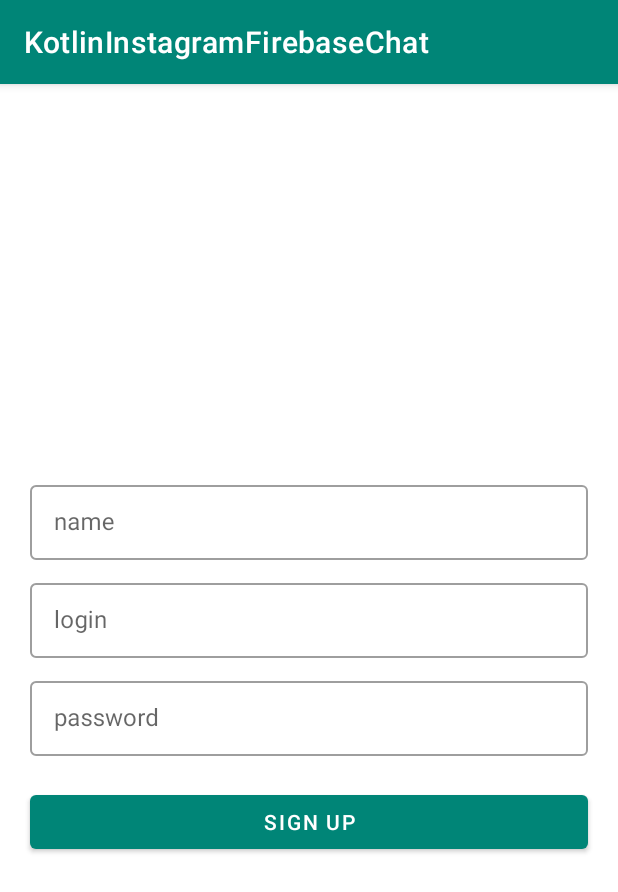
After one commit to OlegAndDenis/Kotlin-Instagram-Firebase-Chat, an Android app: the RegisterFragment screen opened through its navigation route, on a phone screen of 412 x 824 dp. The commit adds this screen. Shown: the top 892 px of the screen. Run offline under Robolectric (Android 15) with nearby library versions, the phone set to English and light mode, and no system bars; our stand-ins replace Firebase (no records; nobody signed in at launch, a user with empty details on screens opened directly).

Commit message:
added register fragment

```diff
--- /dev/null
+++ b/app/src/main/java/com/example/kotlininstagramfirebasechat/screens/main/MainFragment.kt
@@ -0,0 +1,42 @@
+package com.example.kotlininstagramfirebasechat.screens.main
+
+
+import android.content.Intent
+import android.os.Bundle
+import androidx.fragment.app.Fragment
+import android.view.LayoutInflater
+import android.view.View
+import android.view.ViewGroup
+import androidx.navigation.fragment.findNavController
+
+import com.example.kotlininstagramfirebasechat.R
+import com.example.kotlininstagramfirebasechat.utils.FirebaseHelper
+
+/**
+ * A simple [Fragment] subclass.
+ */
+class MainFragment : Fragment() {
+
+    private lateinit var mFirebase: FirebaseHelper
+
+    override fun onCreate(savedInstanceState: Bundle?) {
+        super.onCreate(savedInstanceState)
+        mFirebase = FirebaseHelper()
+
+        mFirebase.auth.addAuthStateListener {
+            if (it.currentUser == null) {
+                findNavController().navigate(MainFragmentDirections.actionMainToLogin())
+            }
+        }
+    }
+
+    override fun onCreateView(
+        inflater: LayoutInflater, container: ViewGroup?,
+        savedInstanceState: Bundle?
+    ): View? {
+        // Inflate the layout for this fragment
+        return inflater.inflate(R.layout.fragment_main, container, false)
+    }
+
+
+}
--- /dev/null
+++ b/app/src/main/java/com/example/kotlininstagramfirebasechat/screens/register/RegisterFragment.kt
@@ -0,0 +1,61 @@
+package com.example.kotlininstagramfirebasechat.screens.register
+
+
+import android.os.Bundle
+import android.util.Log
+import androidx.fragment.app.Fragment
+import android.view.LayoutInflater
+import android.view.View
+import android.view.ViewGroup
+import android.widget.Toast
+
+import com.example.kotlininstagramfirebasechat.R
+import com.google.firebase.auth.FirebaseAuth
+import kotlinx.android.synthetic.main.fragment_register.*
+
+/**
+ * A simple [Fragment] subclass.
+ */
+class RegisterFragment : Fragment() {
+
+    companion object {
+        val TAG = RegisterFragment::class.java.simpleName
+    }
+
+    override fun onCreateView(
+        inflater: LayoutInflater, container: ViewGroup?,
+        savedInstanceState: Bundle?
+    ): View? {
+        // Inflate the layout for this fragment
+        return inflater.inflate(R.layout.fragment_register, container, false)
+    }
+
+    override fun onViewCreated(view: View, savedInstanceState: Bundle?) {
+        super.onViewCreated(view, savedInstanceState)
+        register_sign_up_button.setOnClickListener { performRegistration() }
+    }
+
+    private fun performRegistration() {
+        val email = register_email_input.text.toString()
+        val password = register_password_input.text.toString()
+        val name = register_name_input.text.toString()
+
+        if (email.isEmpty() || password.isEmpty() || name.isEmpty()) {
+            Toast.makeText(context, "Please fill all the fields", Toast.LENGTH_SHORT).show()
+            return
+        }
+
+        // Firebase Authentication to create a user with email and password
+        FirebaseAuth.getInstance().createUserWithEmailAndPassword(email, password)
+            .addOnCompleteListener {
+                if (!it.isSuccessful) return@addOnCompleteListener
+
+                // else if successful
+                Log.d(TAG, "Successfully created user with uid: ${it.result?.user?.uid}")
+            }
+            .addOnFailureListener {
+                Log.d(TAG, "Failed to create user: ${it.message}")
+                Toast.makeText(context, "${it.message}", Toast.LENGTH_LONG).show()
+            }
+    }
+}
--- /dev/null
+++ b/app/src/main/java/com/example/kotlininstagramfirebasechat/utils/FirebaseHelper.kt
@@ -0,0 +1,8 @@
+package com.example.kotlininstagramfirebasechat.utils
+
+import com.google.firebase.auth.FirebaseAuth
+
+class FirebaseHelper {
+    val auth: FirebaseAuth =
+        FirebaseAuth.getInstance()
+}
--- /dev/null
+++ b/app/src/main/res/layout/fragment_register.xml
@@ -0,0 +1,48 @@
+<?xml version="1.0" encoding="utf-8"?>
+<LinearLayout xmlns:android="http://schemas.android.com/apk/res/android"
+    xmlns:tools="http://schemas.android.com/tools"
+    android:layout_width="match_parent"
+    android:layout_height="match_parent"
+    android:gravity="center"
+    android:orientation="vertical"
+    tools:context=".screens.login.LoginFragment">
+
+    <com.google.android.material.textfield.TextInputLayout style="@style/TextInputSizes">
+
+        <com.google.android.material.textfield.TextInputEditText
+            android:id="@+id/register_name_input"
+            android:layout_width="match_parent"
+            android:layout_height="50dp"
+            android:hint="@string/name"
+            android:importantForAutofill="no"
+            android:inputType="textPersonName" />
+    </com.google.android.material.textfield.TextInputLayout>
+
+    <com.google.android.material.textfield.TextInputLayout style="@style/TextInputSizes">
+
+        <com.google.android.material.textfield.TextInputEditText
+            android:id="@+id/register_email_input"
+            android:layout_width="match_parent"
+            android:layout_height="50dp"
+            android:hint="@string/login"
+            android:importantForAutofill="no"
+            android:inputType="textEmailAddress" />
+    </com.google.android.material.textfield.TextInputLayout>
+
+    <com.google.android.material.textfield.TextInputLayout style="@style/TextInputSizes">
+
+        <com.google.android.material.textfield.TextInputEditText
+            android:id="@+id/register_password_input"
+            android:layout_width="match_parent"
+            android:layout_height="50dp"
+            android:hint="@string/password"
+            android:importantForAutofill="no"
+            android:inputType="textPassword" />
+    </com.google.android.material.textfield.TextInputLayout>
+
+    <Button
+        android:id="@+id/register_sign_up_button"
+        style="@style/ButtonSizes"
+        android:text="@string/sign_up" />
+
+</LinearLayout>
--- /dev/null
+++ b/app/src/main/res/values/dimens.xml
@@ -0,0 +1,4 @@
+<?xml version="1.0" encoding="utf-8"?>
+<resources>
+    <dimen name="standard_margin">20dp</dimen>
+</resources>
--- a/app/src/main/res/values/strings.xml
+++ b/app/src/main/res/values/strings.xml
@@ -1,3 +1,12 @@
 <resources>
     <string name="app_name">KotlinInstagramFirebaseChat</string>
+
+    <!-- TODO: Remove or change this placeholder text -->
+    <string name="hello_blank_fragment">Hello blank fragment</string>
+    <string name="login">login</string>
+    <string name="password">password</string>
+    <string name="loginfragment">LoginFragment</string>
+    <string name="register_text">Don\'t have an account? sing up!</string>
+    <string name="name">name</string>
+    <string name="sign_up">sign up</string>
 </resources>
--- a/app/src/main/res/values/styles.xml
+++ b/app/src/main/res/values/styles.xml
@@ -1,11 +1,27 @@
 <resources>
 
     <!-- Base application theme. -->
-    <style name="AppTheme" parent="Theme.AppCompat.Light.DarkActionBar">
+    <style name="AppTheme" parent="Theme.MaterialComponents.Light.DarkActionBar">
         <!-- Customize your theme here. -->
         <item name="colorPrimary">@color/colorPrimary</item>
         <item name="colorPrimaryDark">@color/colorPrimaryDark</item>
         <item name="colorAccent">@color/colorAccent</item>
     </style>
 
+    <style name="TextInputSizes" parent="Widget.MaterialComponents.TextInputLayout.OutlinedBox.Dense">
+        <item name="android:layout_height">wrap_content</item>
+        <item name="android:layout_width">match_parent</item>
+        <item name="android:layout_marginStart">@dimen/standard_margin</item>
+        <item name="android:layout_marginEnd">@dimen/standard_margin</item>
+        <item name="android:layout_marginTop">10dp</item>
+    </style>
+
+    <style name="ButtonSizes" parent="Widget.MaterialComponents.Button">
+        <item name="android:layout_height">wrap_content</item>
+        <item name="android:layout_width">match_parent</item>
+        <item name="android:layout_marginStart">@dimen/standard_margin</item>
+        <item name="android:layout_marginEnd">@dimen/standard_margin</item>
+        <item name="android:layout_marginTop">20dp</item>
+    </style>
+
 </resources>
```
Also changed, not shown: app/build.gradle (+20 -2 lines), app/src/main/java/com/example/kotlininstagramfirebasechat/screens/login/LoginFragment.kt (added, +33 -0 lines), app/src/main/res/layout/activity_main.xml (+10 -12 lines), app/src/main/res/layout/fragment_login.xml (added, +43 -0 lines), app/src/main/res/layout/fragment_main.xml (added, +14 -0 lines), app/src/main/res/navigation/nav_graph.xml (added, +44 -0 lines), build.gradle (+11 -1 lines), 1 other file.
